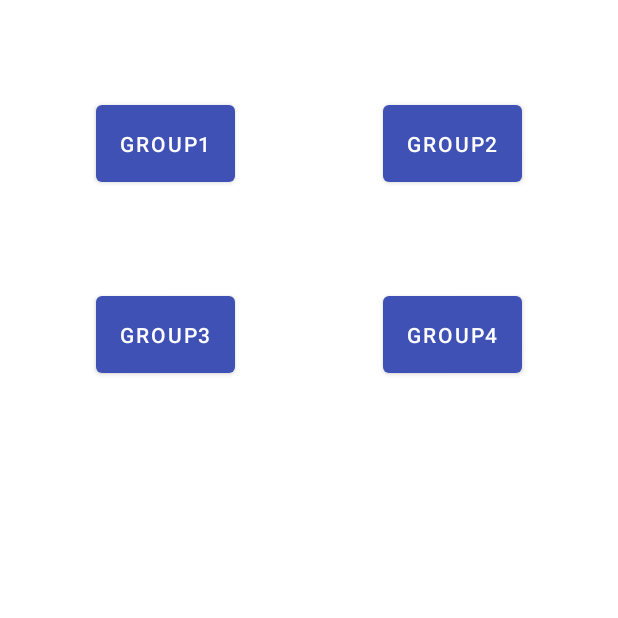
After one commit to cosmodesant49/Yildiz1, an Android app: the GroupActivity screen opened directly, with no data from a screen before it, on a phone screen of 412 x 824 dp, the top half of it. The commit adds this screen. Run offline under Robolectric (Android 15) with nearby library versions, the phone set to English and light mode, and no system bars.

Commit message:
add group and signout

```diff
--- a/app/src/main/AndroidManifest.xml
+++ b/app/src/main/AndroidManifest.xml
@@ -15,8 +15,12 @@
         android:theme="@style/AppThemeNoActionBar"
         tools:targetApi="31">
         <activity
-            android:name=".activity.QuestionActivity" android:theme="@style/AppTheme"
+            android:name=".activity.GroupActivity"
             android:exported="false" />
+        <activity
+            android:name=".activity.QuestionActivity"
+            android:exported="false"
+            android:theme="@style/AppTheme" />
         <activity
             android:name=".activity.MainActivity"
             android:exported="false" />
--- /dev/null
+++ b/app/src/main/java/com/geeks/yildiz/activity/GroupActivity.kt
@@ -0,0 +1,12 @@
+package com.geeks.yildiz.activity
+
+import androidx.appcompat.app.AppCompatActivity
+import android.os.Bundle
+import com.geeks.yildiz.R
+
+class GroupActivity : AppCompatActivity() {
+    override fun onCreate(savedInstanceState: Bundle?) {
+        super.onCreate(savedInstanceState)
+        setContentView(R.layout.activity_group)
+    }
+}
--- a/app/src/main/java/com/geeks/yildiz/adapter/OptionAdapter.kt
+++ b/app/src/main/java/com/geeks/yildiz/adapter/OptionAdapter.kt
@@ -34,18 +34,17 @@ class OptionAdapter (val context: Context, val questions: Questions?):
     }
 
     override fun onBindViewHolder(holder: OptionalViewHolder, position: Int) {
-    holder.optionalView.text = options[position]
-        holder.itemView.setOnClickListener{
-           // Toast.makeText(context,options[position],Toast.LENGTH_SHORT ).show()
+        holder.optionalView.text = options[position]
+        holder.itemView.setOnClickListener {
             questions?.userAnswer = options[position]
             notifyDataSetChanged()
+        }
 
-        }
-        if (questions?.userAnswer == options[position]){
+        if (questions?.userAnswer == options[position]) {
             holder.itemView.setBackgroundResource(R.drawable.option_item_selected_bg)
-        }
-        else {
+        } else {
             holder.itemView.setBackgroundResource(R.drawable.option_item_bg)
         }
     }
+
 }
--- a/app/src/main/java/com/geeks/yildiz/adapter/QuizAdapter.kt
+++ b/app/src/main/java/com/geeks/yildiz/adapter/QuizAdapter.kt
@@ -1,14 +1,17 @@
 package com.geeks.yildiz.adapter
 
 import android.content.Context
+import android.content.Intent
 import android.view.LayoutInflater
 import android.view.View
 import android.view.ViewGroup
 import android.widget.ImageView
 import android.widget.TextView
+import android.widget.Toast
 import androidx.cardview.widget.CardView
 import androidx.recyclerview.widget.RecyclerView
 import com.geeks.yildiz.R
+import com.geeks.yildiz.activity.QuestionActivity
 import com.geeks.yildiz.databinding.QuizItemBinding
 import com.geeks.yildiz.model.Quiz
 
@@ -27,15 +30,17 @@ class QuizAdapter(val context: Context, val quizList: List<Quiz>) :
 
     override fun onBindViewHolder(holder: QuizViewHolder, position: Int) {
         holder.textViewTitle.text = quizList[position].title
+        holder.itemView.setOnClickListener{
+            Toast.makeText(context, quizList[position].title,Toast.LENGTH_SHORT).show()
+            val intent =Intent (context,QuestionActivity::class.java)
+            intent.putExtra("DATE", quizList[position].title)
+            context.startActivity(intent)
+        }
     }
 
     inner class QuizViewHolder(private val binding: QuizItemBinding) :
         RecyclerView.ViewHolder(binding.root) {
 
-            /*var textViewTitle: TextView = itemView.findViewById(R.id.quizTitle)
-            var iconView: ImageView = itemView.findViewById(R.id.quizIcon)
-            var cardContainer: CardView = itemView.findViewById(R.id.quizCardContainer)
-*/
             val textViewTitle = binding.quizTitle
             val iconView = binding.quizIcon
             val cardContainer = binding.quizCardContainer
--- /dev/null
+++ b/app/src/main/res/layout/activity_group.xml
@@ -0,0 +1,49 @@
+<?xml version="1.0" encoding="utf-8"?>
+<androidx.constraintlayout.widget.ConstraintLayout xmlns:android="http://schemas.android.com/apk/res/android"
+    xmlns:app="http://schemas.android.com/apk/res-auto"
+    xmlns:tools="http://schemas.android.com/tools"
+    android:layout_width="match_parent"
+    android:layout_height="match_parent"
+    tools:context=".activity.GroupActivity">
+
+    <Button
+        android:id="@+id/btnGroup1"
+        android:layout_width="wrap_content"
+        android:layout_height="wrap_content"
+        android:layout_margin="64dp"
+        android:padding="16dp"
+        android:text="Group1"
+        app:layout_constraintStart_toStartOf="parent"
+        app:layout_constraintTop_toTopOf="parent" />
+    <Button
+        android:id="@+id/btnGroup2"
+        android:layout_width="wrap_content"
+        android:layout_height="wrap_content"
+        android:layout_margin="64dp"
+        android:padding="16dp"
+        android:text="Group2"
+        app:layout_constraintEnd_toEndOf="parent"
+        app:layout_constraintTop_toTopOf="parent" />
+
+    <Button
+        android:id="@+id/btnGroup3"
+        android:layout_width="wrap_content"
+        android:layout_height="wrap_content"
+        android:layout_margin="64dp"
+        android:padding="16dp"
+        android:text="Group3"
+        app:layout_constraintStart_toStartOf="parent"
+        app:layout_constraintTop_toBottomOf="@id/btnGroup1" />
+
+    <Button
+        android:id="@+id/btnGroup4"
+        android:layout_width="wrap_content"
+        android:layout_height="wrap_content"
+        android:layout_margin="64dp"
+        android:padding="16dp"
+        android:text="Group4"
+        app:layout_constraintEnd_toEndOf="parent"
+        app:layout_constraintTop_toBottomOf="@+id/btnGroup2"/>
+
+
+</androidx.constraintlayout.widget.ConstraintLayout>
--- a/app/src/main/res/menu/drawer_menu.xml
+++ b/app/src/main/res/menu/drawer_menu.xml
@@ -2,5 +2,5 @@
 <menu xmlns:android="http://schemas.android.com/apk/res/android">
 <item android:title="Profile"/>
 <item android:title="Contact"/>
-<item android:title="Help"/>
+<item android:title="Sign out"/>
 </menu>
```
